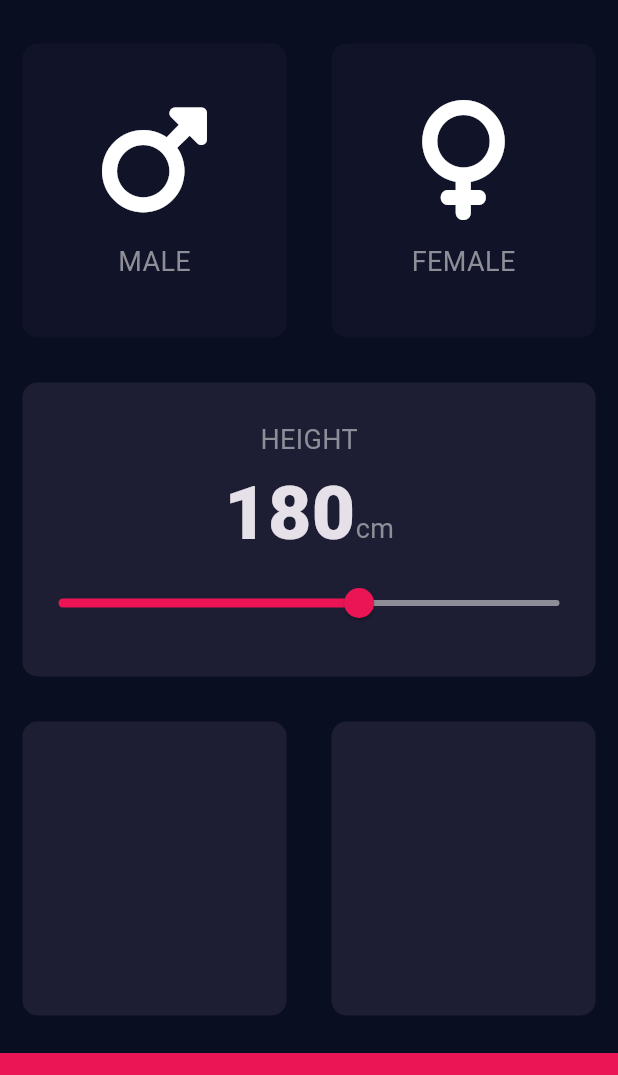
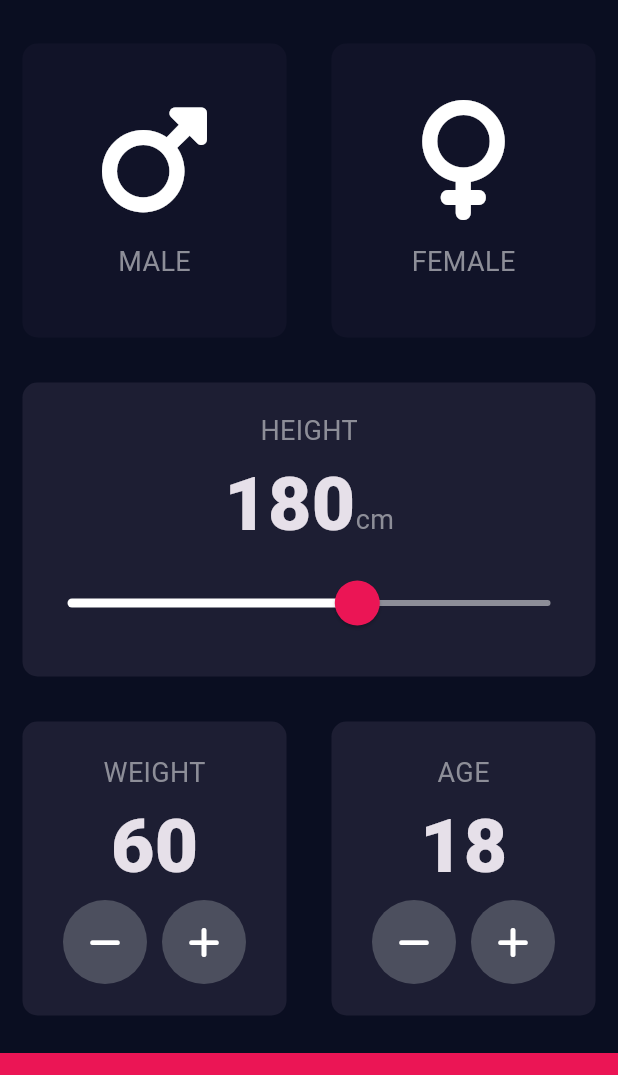
Before and after one commit to otabekinha/flutter_bmi_calculator, a Flutter app: the screen it shows after launch, on a phone screen of 412 x 824 dp, the part 63-1138 px from its top. Run offline on Flutter 3.47's test engine with Material 3 defaults, Android fonts, the phone set to English and light mode, and no system bars; our stand-ins replace font_awesome_flutter.

Commit message:
Added 'Weight & Age' functionality for BMI Calculator

```diff
--- a/lib/input_page.dart
+++ b/lib/input_page.dart
@@ -19,6 +19,8 @@ class InputPage extends StatefulWidget {
 class _InputPageState extends State<InputPage> {
   Gender? selectedGender;
   int height = 180;
+  int weight = 60;
+  int age = 18;
 
   @override
   Widget build(BuildContext context) {
@@ -93,9 +95,20 @@ class _InputPageState extends State<InputPage> {
                       ),
                     ],
                   ),
-                  Slider(
-                    activeColor: Color(0xFFEB1555),
-                    inactiveColor: Color(0xFF8D8E98),
+                  SliderTheme(
+                    data: SliderTheme.of(context).copyWith(
+                      inactiveTrackColor: const Color(0xFF8D8E98),
+                      activeTrackColor: Colors.white,
+                      thumbColor: const Color(0xFFEB1555),
+                      overlayColor: const Color(0x29EB1555),
+                      thumbShape: const RoundSliderThumbShape(
+                        enabledThumbRadius: 15.0,
+                      ),
+                      overlayShape: const RoundSliderOverlayShape(
+                        overlayRadius: 30.0,
+                      ),
+                    ),
+                    child: Slider(
                       value: height.toDouble(),
                       min: 120.0,
                       max: 220.0,
@@ -105,20 +118,97 @@ class _InputPageState extends State<InputPage> {
                         });
                       },
                     ),
+                  ),
                 ],
               ),
             ),
           ),
-          const Expanded(
+          Expanded(
             child: Row(
               children: [
                 Expanded(
                   child: ReusableCard(
-                      customColor: activeCardColor, cardChild: IconContent()),
+                    customColor: activeCardColor,
+                    cardChild: Column(
+                      mainAxisAlignment: MainAxisAlignment.center,
+                      children: [
+                        const Text(
+                          'WEIGHT',
+                          style: labelTextStyle,
+                        ),
+                        Text(
+                          weight.toString(),
+                          style: numberTextStyle,
+                        ),
+                        Row(
+                          mainAxisAlignment: MainAxisAlignment.center,
+                          children: [
+                            RoundIconButton(
+                              icon: FontAwesomeIcons.minus,
+                              onPress: () {
+                                setState(() {
+                                  if (weight > 0) {
+                                    weight--;
+                                  }
+                                });
+                              },
+                            ),
+                            const SizedBox(width: 10.0),
+                            RoundIconButton(
+                              icon: FontAwesomeIcons.plus,
+                              onPress: () {
+                                setState(() {
+                                  weight++;
+                                });
+                              },
+                            ),
+                          ],
+                        ),
+                      ],
+                    ),
+                  ),
                 ),
                 Expanded(
                   child: ReusableCard(
-                      customColor: activeCardColor, cardChild: IconContent()),
+                    customColor: activeCardColor,
+                    cardChild: Column(
+                      mainAxisAlignment: MainAxisAlignment.center,
+                      children: [
+                        const Text(
+                          'AGE',
+                          style: labelTextStyle,
+                        ),
+                        Text(
+                          age.toString(),
+                          style: numberTextStyle,
+                        ),
+                        Row(
+                          mainAxisAlignment: MainAxisAlignment.center,
+                          children: [
+                            RoundIconButton(
+                              icon: FontAwesomeIcons.minus,
+                              onPress: () {
+                                setState(() {
+                                  if (age > 0) {
+                                    age--;
+                                  }
+                                });
+                              },
+                            ),
+                            const SizedBox(width: 10.0),
+                            RoundIconButton(
+                              icon: FontAwesomeIcons.plus,
+                              onPress: () {
+                                setState(() {
+                                  age++;
+                                });
+                              },
+                            ),
+                          ],
+                        ),
+                      ],
+                    ),
+                  ),
                 ),
               ],
             ),
@@ -134,3 +224,24 @@ class _InputPageState extends State<InputPage> {
     );
   }
 }
+
+class RoundIconButton extends StatelessWidget {
+  const RoundIconButton({super.key, this.icon, required this.onPress});
+  final IconData? icon;
+  final Function() onPress;
+
+  @override
+  Widget build(BuildContext context) {
+    return RawMaterialButton(
+      onPressed: onPress,
+      shape: const CircleBorder(),
+      elevation: 0.0,
+      constraints: const BoxConstraints.tightFor(
+        width: 56.0,
+        height: 56.0,
+      ),
+      fillColor: const Color(0xFF4C4F5E),
+      child: Icon(icon),
+    );
+  }
+}
```
Lines whose indentation alone changed are shown as unchanged.
